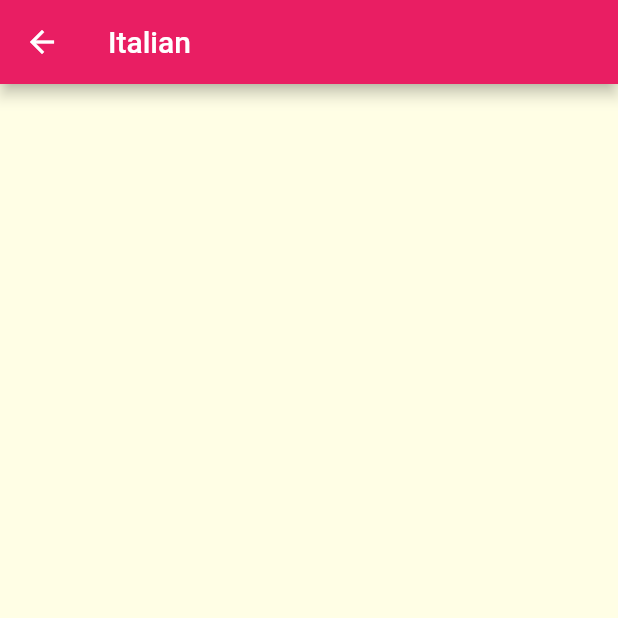
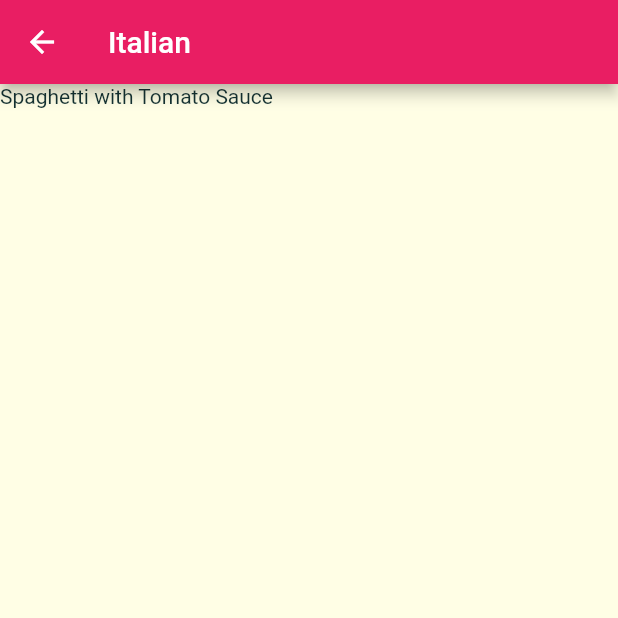
Before and after one commit to lina-jamal/mealApp_flutter, a Flutter app: the screen it shows after launch, after a tap on "Italian", on a phone screen of 412 x 824 dp, the top half of it. Run offline on Flutter 3.47's test engine with Material 2 defaults, Android fonts, the phone set to English and light mode, and no system bars.

Commit message:
filter meals by category and return it in listview

```diff
--- a/meal_app/lib/screens/category_meal_screen.dart
+++ b/meal_app/lib/screens/category_meal_screen.dart
@@ -1,4 +1,5 @@
 import 'package:flutter/material.dart';
+import 'package:meal_app/utlis/dummy_data.dart';
 
 class CategoryMealScreen extends StatefulWidget {
   static const routeName = 'categoryMeals';
@@ -13,11 +14,19 @@ class _CategoryMealScreenState extends State<CategoryMealScreen> {
         ModalRoute.of(context)!.settings.arguments as Map<String, String>;
     final catId = routArg['id'];
     final catTitle = routArg['title'];
+    final catMeals = DUMMY_MEALS.where((meal) {
+      return meal.categories.contains(catId);
+    }).toList();
 
     return Scaffold(
         appBar: AppBar(
           title: Text(catTitle!),
         ),
-        body: null);
+        body: ListView.builder(
+          itemBuilder: (ctx, index) {
+            return Text(catMeals[index].title);
+          },
+          itemCount: catMeals.length,
+        ));
   }
 }
```
